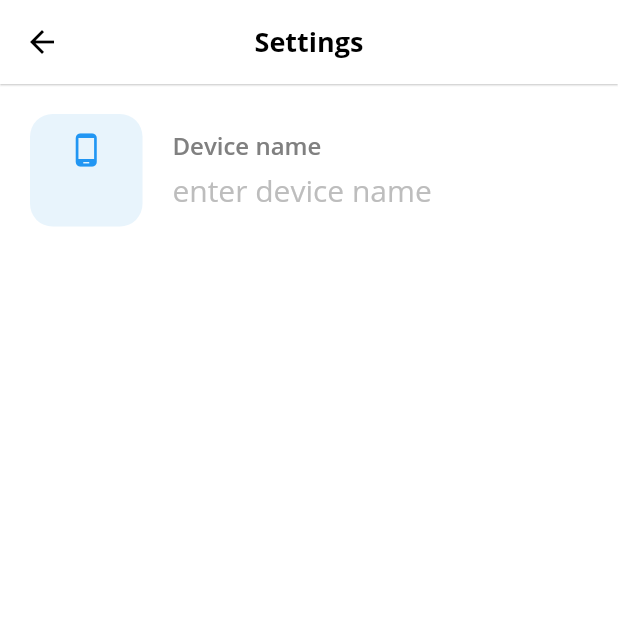
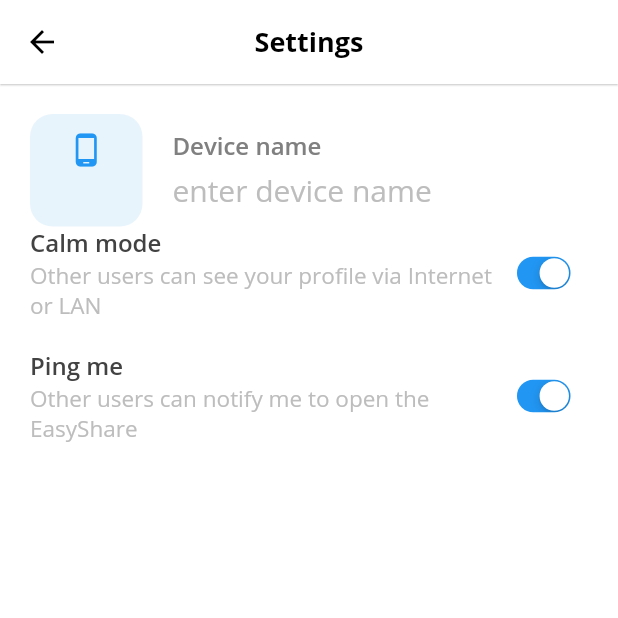
Before and after one commit to sudox-history/droply-mobile, a Flutter app: the SettingsScreen screen opened directly, on a phone screen of 412 x 824 dp, the top half of it. Run offline on Flutter 3.47's test engine with Material 2 defaults, Android fonts, the phone set to English and light mode, and no system bars; our stand-ins replace device_info, easy_localization; missing offline and left inert: custom_switch.

Commit message:
[BACKUP] Switch

```diff
--- a/lib/common/navigation.dart
+++ b/lib/common/navigation.dart
@@ -1,4 +1,5 @@
 class AppNavigation {
   static const authRouteName = "/auth";
   static const mainRouteName = "/main";
+  static const settingsRouteName = "/main/settings";
 }
--- /dev/null
+++ b/lib/common/ui/other_widgets.dart
@@ -0,0 +1,48 @@
+import 'package:flutter/cupertino.dart';
+import 'package:flutter/material.dart';
+import 'package:custom_switch/custom_switch.dart';
+
+import '../constants.dart';
+import 'package:easy_localization/easy_localization.dart';
+
+Widget buildSwitchSetting(String header, String hint) {
+  return Row(
+    crossAxisAlignment: CrossAxisAlignment.center,
+    mainAxisAlignment: MainAxisAlignment.end,
+    children: [
+      Expanded(
+        child: Column(
+          crossAxisAlignment: CrossAxisAlignment.start,
+          children: [
+            Text(
+              header,
+              style: TextStyle(
+                color: AppColors.onSurfaceColor,
+                fontFamily: AppFonts.openSans,
+                fontWeight: AppFonts.semibold,
+                fontSize: 16,
+              ),
+            ),
+            Text(
+              hint,
+              style: TextStyle(
+                color: AppColors.hintTextColor,
+                fontFamily: AppFonts.openSans,
+                fontWeight: AppFonts.regular,
+                fontSize: 15,
+              ),
+            ),
+          ],
+        ),
+      ),
+      Transform.scale(
+        scale: 0.7,
+        child: CupertinoSwitch(
+          activeColor: AppColors.accentColor,
+          value: true,
+          onChanged: (bool state) {},
+        ),
+      )
+    ],
+  );
+}
--- a/lib/main.dart
+++ b/lib/main.dart
@@ -3,6 +3,7 @@ import 'package:droply/common/constants.dart';
 import 'package:droply/common/navigation.dart';
 import 'package:droply/common/ui/tab_bar.dart';
 import 'package:droply/main/main_screen.dart';
+import 'package:droply/settings/settings_screen.dart';
 import 'package:easy_localization/easy_localization.dart';
 import 'package:flutter/material.dart';
 import 'package:flutter/services.dart';
@@ -39,6 +40,7 @@ class App extends StatelessWidget {
         routes: {
           AppNavigation.authRouteName: (context) => AuthScreen(),
           AppNavigation.mainRouteName: (context) => MainScreen(),
+          AppNavigation.settingsRouteName: (context) => SettingsScreen(),
         },
         theme: ThemeData(
           scaffoldBackgroundColor: AppColors.backgroundColor,
--- a/lib/main/main_screen.dart
+++ b/lib/main/main_screen.dart
@@ -1,3 +1,4 @@
+import 'package:droply/common/navigation.dart';
 import 'package:droply/main/nearby_screen.dart';
 import 'package:droply/main/network_screen.dart';
 import 'package:flutter/material.dart';
@@ -14,7 +15,9 @@ class MainScreen extends StatelessWidget {
           actions: [
             IconButton(
               icon: Icon(Icons.settings),
-              onPressed: () {},
+              onPressed: () {
+                Navigator.pushNamed(context, AppNavigation.settingsRouteName);
+              },
             )
           ],
           bottom: TabBar(isScrollable: true, tabs: [
--- a/lib/settings/settings_screen.dart
+++ b/lib/settings/settings_screen.dart
@@ -1,4 +1,5 @@
 import 'package:droply/common/ui/my_device.dart';
+import 'package:droply/common/ui/other_widgets.dart';
 import 'package:flutter/material.dart';
 
 class SettingsScreen extends StatelessWidget {
@@ -14,7 +15,8 @@ class SettingsScreen extends StatelessWidget {
               children: [
                 MyDevice(),
                 SizedBox(width: 20),
-                Expanded(child: Column(
+                Expanded(
+                    child: Column(
                   crossAxisAlignment: CrossAxisAlignment.start,
                   mainAxisSize: MainAxisSize.min,
                   children: [
@@ -24,7 +26,10 @@ class SettingsScreen extends StatelessWidget {
                   ],
                 ))
               ],
-            )
+            ),
+            buildSwitchSetting("Calm mode", "Other users can see your profile via Internet or LAN"),
+            SizedBox(height: 20),
+            buildSwitchSetting("Ping me", "Other users can notify me to open the EasyShare")
           ],
         ),
       ),
--- a/pubspec.yaml
+++ b/pubspec.yaml
@@ -4,12 +4,13 @@ publish_to: 'none'
 version: 1.0.0+1
 
 environment:
-  sdk: ">=2.7.0 <3.0.0"
+  sdk: ">=2.8.0 <3.0.0"
 
 dependencies:
   url_launcher: ^5.4.2
   easy_localization: ^2.3.3
   device_info: ^0.4.1+5
+  custom_switch: ^0.0.1
   # ----------
   flutter:
     sdk: flutter
```
Also changed, not shown: lib/main/nearby_screen.dart (+3 -36 lines), pubspec.lock.
